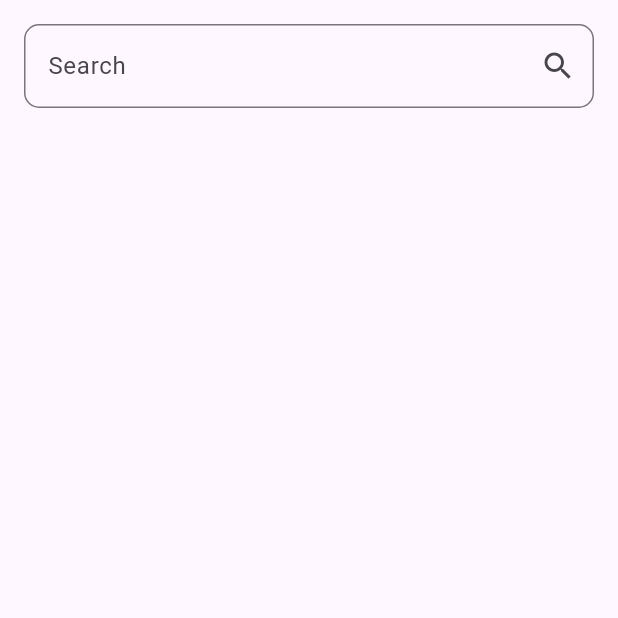
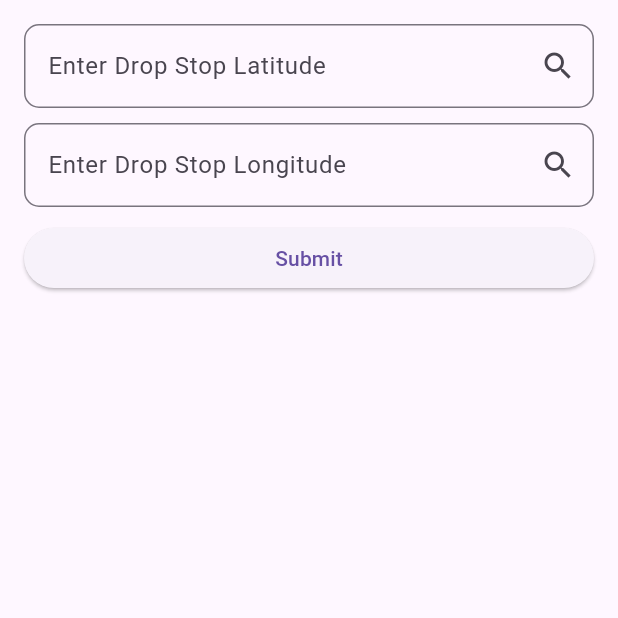
Before and after one commit to DAAWAN1/BhaaratPool, a Flutter app: the SearchPage screen opened directly, on a phone screen of 412 x 824 dp, the top half of it. Run offline on Flutter 3.47's test engine with Material 3 defaults, Android fonts, the phone set to English and light mode, and no system bars; our stand-ins replace google_maps_flutter, google_sign_in, location; missing offline and left inert: flutter_polyline_points; network calls fail.

Commit message:
made some changes

```diff
--- a/lib/Screens/search_page.dart
+++ b/lib/Screens/search_page.dart
@@ -1,27 +1,55 @@
+  import 'package:carpool_2/Screens/navigation_screen.dart';
   import 'package:flutter/material.dart';
 
   class SearchPage extends StatelessWidget {
 
     @override
     Widget build(BuildContext context) {
+      TextEditingController latController = TextEditingController();
+      TextEditingController longController = TextEditingController();
+
       return Scaffold(
-        body: Padding(
+        body: SafeArea(
+          child: Padding(
             padding: EdgeInsets.all(16.0),
             child: Column(
               crossAxisAlignment: CrossAxisAlignment.stretch,
               children: [
-              _buildSearchField(),
-              SizedBox(height: 20),
+                _buildSearchField("Enter Drop Stop Latitude", latController),
+                SizedBox(height: 10),
+                _buildSearchField("Enter Drop Stop Longitude", longController),
+                SizedBox(height: 10),
+                ElevatedButton(
+                  onPressed: () {
+                    String latitude = latController.text;
+                    String longitude = longController.text;
+                    if (latitude.isNotEmpty && longitude.isNotEmpty) {
+                      Navigator.push(
+                        context,
+                        MaterialPageRoute(
+                          builder: (context) => NavigationScreen(
+                            latitude: double.parse(latitude),
+                            longitude: double.parse(longitude),
+                          ),
+                        ),
+                      );
+                    }
+                  },
+                  child: Text('Submit'),
+                ),
               ],
+            ),
           ),
         ),
       );
     }
 
-  Widget _buildSearchField() {
+    Widget _buildSearchField(String label, TextEditingController controller) {
       return TextField(
+        controller: controller,
         decoration: InputDecoration(
-        hintText: 'Search',
+          hintText: label,
+          // labelText: label,
           suffixIcon: Icon(Icons.search),
           border: OutlineInputBorder(
             borderRadius: BorderRadius.circular(10.0),
--- a/pubspec.yaml
+++ b/pubspec.yaml
@@ -49,6 +49,10 @@ dev_dependencies:
   # package. See that file for information about deactivating specific lint
   # rules and activating additional ones.
   flutter_lints: ^3.0.0
+  location: ^4.4.0
+  flutter_polyline_points: ^1.0.0
+  google_maps_flutter: ^2.1.9
+  url_launcher: ^6.1.5
 
 # For information on the generic Dart part of this file, see the
 # following page: https://dart.dev/tools/pub/pubspec
```
Also changed, not shown: lib/Screens/navigation_screen.dart (added, +222 -0 lines), pubspec.lock, 6 other files. Lines whose indentation alone changed are shown as unchanged.
